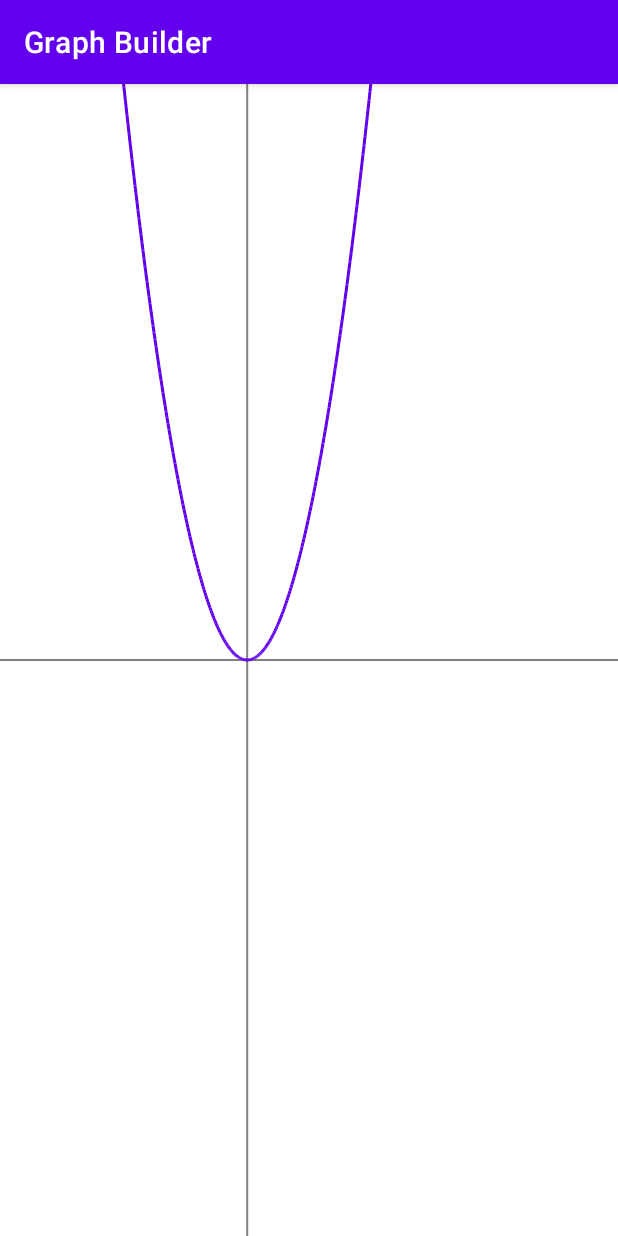
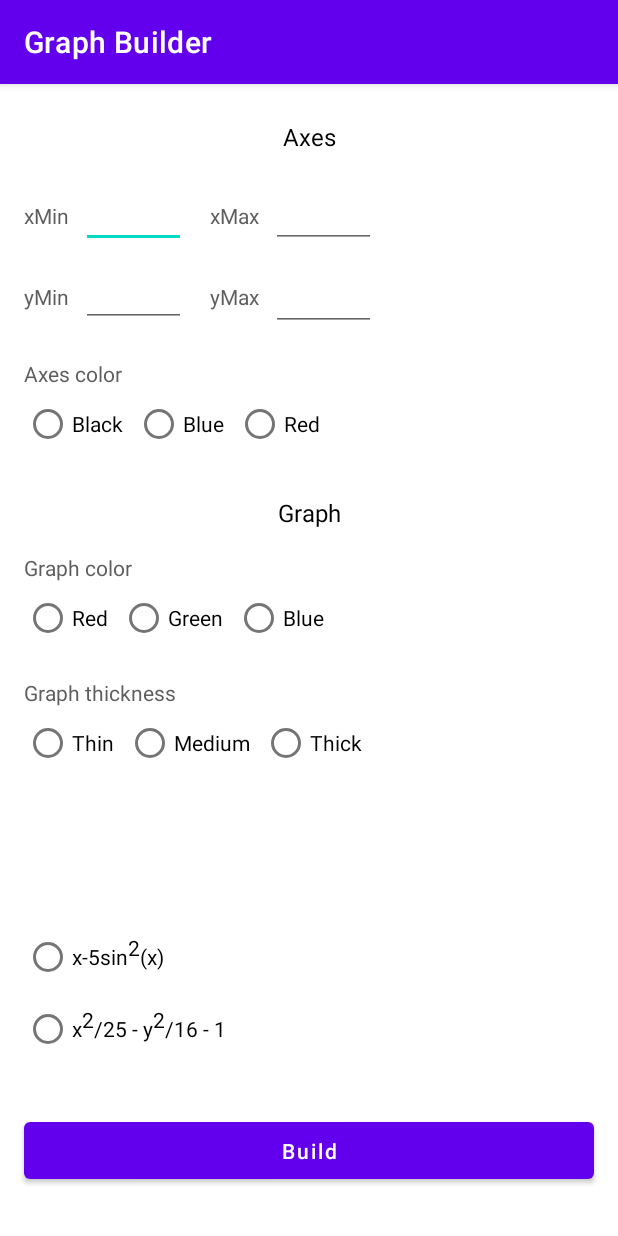
Before and after one commit to Dilyara2706/GraphBuilder, an Android app: the screen it shows after launch (MainActivity before the commit, SettingsActivity after it), on a phone screen of 412 x 824 dp. Run offline under Robolectric (Android 15) with nearby library versions, the phone set to English and light mode, and no system bars.

Commit message:
settings view

```diff
--- a/app/src/main/AndroidManifest.xml
+++ b/app/src/main/AndroidManifest.xml
@@ -9,13 +9,15 @@
         android:roundIcon="@mipmap/ic_launcher_round"
         android:supportsRtl="true"
         android:theme="@style/Theme.GraphBuilder">
-        <activity android:name=".MainActivity">
+        <activity android:name=".activity.SettingsActivity">
             <intent-filter>
                 <action android:name="android.intent.action.MAIN" />
 
                 <category android:name="android.intent.category.LAUNCHER" />
             </intent-filter>
         </activity>
+
+        <activity android:name=".activity.GraphActivity" />
     </application>
 
 </manifest>
--- a/app/src/main/java/com/dilyara/graphbuilder/CoordinatesConverter.kt
+++ /dev/null
@@ -1,20 +0,0 @@
-package com.dilyara.graphbuilder
-
-class CoordinatesConverter(
-        var xMin: Float,
-        var xMax: Float,
-        var yMin: Float,
-        var yMax: Float,
-        var width: Int,
-        var height: Int
-) {
-
-    fun xToScreen(x: Float) : Float = (width.toFloat() / (xMax - xMin) * (x - xMin))
-
-    fun yToScreen(y: Float) : Float = (height.toFloat() / (yMax - yMin) * (yMax - y))
-
-    fun xToCartesian(x: Int) : Float = x * (xMax - xMin) / width.toFloat() + xMin
-
-    fun yToCartesian(y: Int) : Float = yMax - y * (yMax - yMin) / height.toFloat()
-
-}
--- a/app/src/main/java/com/dilyara/graphbuilder/MainActivity.kt
+++ b/app/src/main/java/com/dilyara/graphbuilder/activity/GraphActivity.kt
@@ -1,27 +1,27 @@
-package com.dilyara.graphbuilder
+package com.dilyara.graphbuilder.activity
 
 import android.os.Bundle
 import androidx.appcompat.app.AppCompatActivity
+import com.dilyara.graphbuilder.R
 import com.dilyara.graphbuilder.view.CartesianPainter
 
-class MainActivity : AppCompatActivity() {
+class GraphActivity : AppCompatActivity() {
 
     private lateinit var painter: CartesianPainter
 
     override fun onCreate(savedInstanceState: Bundle?) {
         super.onCreate(savedInstanceState)
-        setContentView(R.layout.activity_main)
-
-        painter = findViewById<CartesianPainter>(R.id.painter)
-    }
-
-    override fun onStart() {
+        setContentView(R.layout.activity_graph)
+        initViews()
 
         painter.setBounds(-2f, 3f, -1f, 1f)
         painter.drawByFunction { x ->
             x * x
         }
 
-        super.onStart()
+    }
+
+    private fun initViews(){
+        painter = findViewById(R.id.painter)
     }
 }
--- /dev/null
+++ b/app/src/main/java/com/dilyara/graphbuilder/activity/SettingsActivity.kt
@@ -0,0 +1,28 @@
+package com.dilyara.graphbuilder.activity
+
+import androidx.appcompat.app.AppCompatActivity
+import android.os.Bundle
+import android.text.Html
+import android.widget.RadioButton
+import android.widget.TextView
+import com.dilyara.graphbuilder.R
+
+class SettingsActivity : AppCompatActivity() {
+
+    private lateinit var txtFunc1: RadioButton
+    private lateinit var txtFunc2: RadioButton
+
+    override fun onCreate(savedInstanceState: Bundle?) {
+        super.onCreate(savedInstanceState)
+        setContentView(R.layout.activity_settings)
+        initViews()
+
+        txtFunc1.text = Html.fromHtml("x-5sin<sup>2</sup>(x)", Html.FROM_HTML_MODE_COMPACT)
+        txtFunc2.text = Html.fromHtml("x<sup>2</sup>/25 - y<sup>2</sup>/16 - 1", Html.FROM_HTML_MODE_COMPACT)
+    }
+
+    private fun initViews(){
+        txtFunc1 = findViewById(R.id.rbtn_func_1)
+        txtFunc2 = findViewById(R.id.rbtn_func_2)
+    }
+}
--- a/app/src/main/java/com/dilyara/graphbuilder/view/CartesianPainter.kt
+++ b/app/src/main/java/com/dilyara/graphbuilder/view/CartesianPainter.kt
@@ -6,7 +6,6 @@ import android.graphics.Color
 import android.graphics.Paint
 import android.util.AttributeSet
 import android.view.View
-import com.dilyara.graphbuilder.CoordinatesConverter
 import com.dilyara.graphbuilder.R
 
 class CartesianPainter : View {
@@ -59,7 +58,6 @@ class CartesianPainter : View {
 
         axesPaint = Paint(Paint.ANTI_ALIAS_FLAG)
         axesPaint.style = Paint.Style.STROKE
-
 
         if (set == null) return
 
--- /dev/null
+++ b/app/src/main/java/com/dilyara/graphbuilder/view/CoordinatesConverter.kt
@@ -0,0 +1,20 @@
+package com.dilyara.graphbuilder.view
+
+class CoordinatesConverter(
+        var xMin: Float,
+        var xMax: Float,
+        var yMin: Float,
+        var yMax: Float,
+        var width: Int,
+        var height: Int
+) {
+
+    fun xToScreen(x: Float): Float = (width.toFloat() / (xMax - xMin) * (x - xMin))
+
+    fun yToScreen(y: Float): Float = (height.toFloat() / (yMax - yMin) * (yMax - y))
+
+    fun xToCartesian(x: Int): Float = x * (xMax - xMin) / width.toFloat() + xMin
+
+    fun yToCartesian(y: Int): Float = yMax - y * (yMax - yMin) / height.toFloat()
+
+}
--- a/app/src/main/res/layout/activity_main.xml
+++ b/app/src/main/res/layout/activity_graph.xml
@@ -4,7 +4,7 @@
     xmlns:tools="http://schemas.android.com/tools"
     android:layout_width="match_parent"
     android:layout_height="match_parent"
-    tools:context=".MainActivity">
+    tools:context=".activity.GraphActivity">
 
     <com.dilyara.graphbuilder.view.CartesianPainter
         android:id="@+id/painter"
--- /dev/null
+++ b/app/src/main/res/layout/activity_settings.xml
@@ -0,0 +1,327 @@
+<?xml version="1.0" encoding="utf-8"?>
+<ScrollView xmlns:android="http://schemas.android.com/apk/res/android"
+    xmlns:app="http://schemas.android.com/apk/res-auto"
+    xmlns:tools="http://schemas.android.com/tools"
+    android:layout_width="match_parent"
+    android:layout_height="match_parent"
+    android:fillViewport="true"
+    tools:context=".activity.SettingsActivity">
+
+    <androidx.constraintlayout.widget.ConstraintLayout
+        android:layout_width="match_parent"
+        android:layout_height="wrap_content">
+
+        <TextView
+            android:id="@+id/textView"
+            android:layout_width="wrap_content"
+            android:layout_height="wrap_content"
+            android:layout_marginStart="16dp"
+            android:layout_marginTop="24dp"
+            android:layout_marginEnd="16dp"
+            android:text="@string/axes"
+            android:textAppearance="@style/txt_h1"
+            app:layout_constraintEnd_toEndOf="parent"
+            app:layout_constraintStart_toStartOf="parent"
+            app:layout_constraintTop_toTopOf="parent" />
+
+        <Button
+            android:id="@+id/btn_build"
+            android:layout_width="0dp"
+            android:layout_height="50dp"
+            android:layout_marginStart="@dimen/btn_margin"
+            android:layout_marginEnd="@dimen/btn_margin"
+            android:layout_marginBottom="32dp"
+            android:text="@string/build"
+            android:textAllCaps="false"
+            app:layout_constraintBottom_toBottomOf="parent"
+            app:layout_constraintEnd_toEndOf="parent"
+            app:layout_constraintStart_toStartOf="parent" />
+
+
+        <TextView
+            android:id="@+id/txt_x_min"
+            android:layout_width="wrap_content"
+            android:layout_height="22dp"
+            android:layout_marginStart="@dimen/btn_margin"
+            android:layout_marginTop="32dp"
+            android:text="@string/xmin"
+            android:textAppearance="@style/txt_h2"
+            app:layout_constraintEnd_toStartOf="@+id/editTextNumberSigned"
+            app:layout_constraintHorizontal_bias="0.0"
+            app:layout_constraintHorizontal_chainStyle="packed"
+            app:layout_constraintStart_toStartOf="parent"
+            app:layout_constraintTop_toBottomOf="@+id/textView" />
+
+        <EditText
+            android:id="@+id/editTextNumberSigned"
+            android:layout_width="70dp"
+            android:layout_height="wrap_content"
+            android:layout_marginStart="8dp"
+            android:ems="10"
+            android:inputType="numberSigned|numberDecimal"
+            android:textAppearance="@style/txt_h2"
+            app:layout_constraintBottom_toBottomOf="@+id/txt_x_min"
+            app:layout_constraintEnd_toStartOf="@+id/txt_x_max"
+            app:layout_constraintHorizontal_bias="0.0"
+            app:layout_constraintStart_toEndOf="@+id/txt_x_min"
+            app:layout_constraintTop_toTopOf="@+id/txt_x_min" />
+
+        <TextView
+            android:id="@+id/txt_x_max"
+            android:layout_width="wrap_content"
+            android:layout_height="wrap_content"
+            android:layout_marginStart="16dp"
+            android:text="@string/xmax"
+            android:textAppearance="@style/txt_h2"
+            app:layout_constraintEnd_toStartOf="@+id/editTextNumberSigned3"
+            app:layout_constraintHorizontal_bias="0.0"
+            app:layout_constraintStart_toEndOf="@+id/editTextNumberSigned"
+            app:layout_constraintTop_toTopOf="@+id/txt_x_min" />
+
+        <EditText
+            android:id="@+id/editTextNumberSigned3"
+            android:layout_width="70dp"
+            android:layout_height="wrap_content"
+            android:layout_marginStart="8dp"
+            android:layout_marginEnd="16dp"
+            android:ems="10"
+            android:inputType="numberSigned|numberDecimal"
+            android:textAppearance="@style/txt_h2"
+            app:layout_constraintBottom_toBottomOf="@+id/txt_x_min"
+            app:layout_constraintEnd_toEndOf="parent"
+            app:layout_constraintHorizontal_bias="0.0"
+            app:layout_constraintStart_toEndOf="@+id/txt_x_max"
+            app:layout_constraintTop_toTopOf="@+id/txt_x_min" />
+
+
+        <TextView
+            android:id="@+id/txt_y_min"
+            android:layout_width="wrap_content"
+            android:layout_height="wrap_content"
+            android:layout_marginStart="16dp"
+            android:layout_marginTop="32dp"
+            android:text="yMin"
+            android:textAppearance="@style/txt_h2"
+            app:layout_constraintEnd_toStartOf="@+id/editTextNumberDecimal"
+            app:layout_constraintHorizontal_bias="0"
+            app:layout_constraintHorizontal_chainStyle="packed"
+            app:layout_constraintStart_toStartOf="parent"
+            app:layout_constraintTop_toBottomOf="@+id/txt_x_min" />
+
+        <EditText
+            android:id="@+id/editTextNumberDecimal"
+            android:layout_width="70dp"
+            android:layout_height="wrap_content"
+            android:layout_marginStart="8dp"
+            android:ems="10"
+            android:inputType="numberDecimal"
+            android:textAppearance="@style/txt_h2"
+            app:layout_constraintBottom_toBottomOf="@+id/txt_y_min"
+            app:layout_constraintEnd_toStartOf="@+id/txt_y_max"
+            app:layout_constraintHorizontal_bias="0"
+            app:layout_constraintStart_toEndOf="@+id/txt_y_min"
+            app:layout_constraintTop_toTopOf="@+id/txt_y_min" />
+
+        <TextView
+            android:id="@+id/txt_y_max"
+            android:layout_width="wrap_content"
+            android:layout_height="wrap_content"
+            android:layout_marginStart="16dp"
+            android:text="yMax"
+            android:textAppearance="@style/txt_h2"
+            app:layout_constraintBottom_toBottomOf="@+id/txt_y_min"
+            app:layout_constraintEnd_toStartOf="@+id/editTextNumberDecimal2"
+            app:layout_constraintHorizontal_bias="0"
+            app:layout_constraintStart_toEndOf="@+id/editTextNumberDecimal"
+            app:layout_constraintTop_toTopOf="@+id/txt_y_min" />
+
+        <EditText
+            android:id="@+id/editTextNumberDecimal2"
+            android:layout_width="70dp"
+            android:layout_height="wrap_content"
+            android:layout_marginStart="8dp"
+            android:ems="10"
+            android:inputType="numberDecimal"
+            app:layout_constraintBottom_toBottomOf="@+id/txt_y_max"
+            app:layout_constraintEnd_toEndOf="parent"
+            app:layout_constraintHorizontal_bias="0"
+            app:layout_constraintStart_toEndOf="@+id/txt_y_max"
+            app:layout_constraintTop_toTopOf="@+id/txt_y_max" />
+
+        <TextView
+            android:id="@+id/textView7"
+            android:layout_width="wrap_content"
+            android:layout_height="wrap_content"
+            android:layout_marginStart="16dp"
+            android:layout_marginTop="32dp"
+            android:text="@string/axes_color"
+            android:textAppearance="@style/txt_h2"
+            app:layout_constraintStart_toStartOf="parent"
+            app:layout_constraintTop_toBottomOf="@+id/txt_y_min" />
+
+        <RadioGroup
+            android:id="@+id/radioGroup"
+            android:layout_width="wrap_content"
+            android:layout_height="32dp"
+            android:layout_marginStart="16dp"
+            android:layout_marginTop="8dp"
+            android:orientation="horizontal"
+            app:layout_constraintEnd_toEndOf="parent"
+            app:layout_constraintHorizontal_bias="0.0"
+            app:layout_constraintStart_toStartOf="parent"
+            app:layout_constraintTop_toBottomOf="@+id/textView7">
+
+
+            <RadioButton
+                android:id="@+id/rbtn_axes_black"
+                android:layout_width="match_parent"
+                android:layout_height="wrap_content"
+                android:text="@string/black" />
+
+            <RadioButton
+                android:id="@+id/rbtn_axes_blue"
+                android:layout_width="match_parent"
+                android:layout_height="wrap_content"
+                android:layout_marginStart="8dp"
+                android:text="@string/blue" />
+
+            <RadioButton
+                android:id="@+id/rbtn_axes_red"
+                android:layout_width="match_parent"
+                android:layout_height="wrap_content"
+                android:layout_marginStart="8dp"
+                android:text="@string/red" />
+        </RadioGroup>
+
+        <TextView
+            android:id="@+id/textView8"
+            android:layout_width="wrap_content"
+            android:layout_height="wrap_content"
+            android:layout_marginTop="32dp"
+            android:text="@string/graph"
+            android:textAppearance="@style/txt_h1"
+            app:layout_constraintEnd_toEndOf="parent"
+            app:layout_constraintStart_toStartOf="parent"
+            app:layout_constraintTop_toBottomOf="@+id/radioGroup" />
+
+        <TextView
+            android:id="@+id/textView9"
+            android:layout_width="wrap_content"
+            android:layout_height="wrap_content"
+            android:layout_marginStart="16dp"
+            android:layout_marginTop="16dp"
+            android:text="@string/graph_color"
+            android:textAppearance="@style/txt_h2"
+            app:layout_constraintStart_toStartOf="parent"
+            app:layout_constraintTop_toBottomOf="@+id/textView8" />
+
+        <RadioGroup
+            android:id="@+id/radioGroup3"
+            android:layout_width="wrap_content"
+            android:layout_height="32dp"
+            android:layout_marginStart="16dp"
+            android:layout_marginTop="8dp"
+            android:layout_marginEnd="16dp"
+            android:orientation="horizontal"
+            app:layout_constraintEnd_toEndOf="parent"
+            app:layout_constraintHorizontal_bias="0.0"
+            app:layout_constraintStart_toStartOf="parent"
+            app:layout_constraintTop_toBottomOf="@+id/textView9">
+
+            <RadioButton
+                android:id="@+id/rbtn_graph_red"
+                android:layout_width="match_parent"
+                android:layout_height="wrap_content"
+                android:text="@string/red" />
+
+            <RadioButton
+                android:id="@+id/rbtn_graph_green"
+                android:layout_width="match_parent"
+                android:layout_height="wrap_content"
+                android:layout_marginStart="8dp"
+                android:text="@string/green" />
+
+            <RadioButton
+                android:id="@+id/rbtn_graph_blue"
+                android:layout_width="match_parent"
+                android:layout_height="wrap_content"
+                android:layout_marginStart="8dp"
+                android:text="@string/blue" />
+        </RadioGroup>
+
+        <TextView
+            android:id="@+id/textView10"
+            android:layout_width="wrap_content"
+            android:layout_height="wrap_content"
+            android:layout_marginStart="16dp"
+            android:layout_marginTop="24dp"
+            android:text="@string/graph_thickness"
+            android:textAppearance="@style/txt_h2"
+            app:layout_constraintStart_toStartOf="parent"
+            app:layout_constraintTop_toBottomOf="@+id/radioGroup3" />
+
+        <RadioGroup
+            android:id="@+id/radioGroup4"
+            android:layout_width="wrap_content"
+            android:layout_height="32dp"
+            android:layout_marginStart="16dp"
+            android:layout_marginTop="8dp"
+            android:layout_marginEnd="16dp"
+            android:orientation="horizontal"
+            app:layout_constraintEnd_toEndOf="parent"
+            app:layout_constraintHorizontal_bias="0.0"
+            app:layout_constraintStart_toStartOf="parent"
+            app:layout_constraintTop_toBottomOf="@+id/textView10">
+
+            <RadioButton
+                android:id="@+id/rbtn_graph_thin"
+                android:layout_width="match_parent"
+                android:layout_height="wrap_content"
+                android:text="@string/thin" />
+
+            <RadioButton
+                android:id="@+id/rbtn_graph_medium"
+                android:layout_width="match_parent"
+                android:layout_height="wrap_content"
+                android:layout_marginStart="8dp"
+                android:text="@string/medium" />
+
+            <RadioButton
+                android:id="@+id/rbtn_graph_thick"
+                android:layout_width="match_parent"
+                android:layout_height="wrap_content"
+                android:layout_marginStart="8dp"
+                android:text="@string/thick" />
+        </RadioGroup>
+
+        <RadioGroup
+            android:layout_width="wrap_content"
+            android:layout_height="wrap_content"
+            android:layout_marginStart="16dp"
+            android:layout_marginTop="32dp"
+            android:layout_marginBottom="32dp"
+            app:layout_constraintBottom_toTopOf="@+id/btn_build"
+            app:layout_constraintEnd_toEndOf="parent"
+            app:layout_constraintHorizontal_bias="0.0"
+            app:layout_constraintStart_toStartOf="parent"
+            app:layout_constraintTop_toBottomOf="@+id/radioGroup4"
+            app:layout_constraintVertical_bias="1.0">
+
+            <RadioButton
+                android:id="@+id/rbtn_func_1"
+                android:layout_width="match_parent"
+                android:layout_height="wrap_content"
+                android:text="x-5sin^2(x)" />
+
+            <RadioButton
+                android:id="@+id/rbtn_func_2"
+                android:layout_width="match_parent"
+                android:layout_height="wrap_content"
+                android:text="x^2/25 - y^2/16 - 1" />
+        </RadioGroup>
+
+
+    </androidx.constraintlayout.widget.ConstraintLayout>
+
+
+</ScrollView>
--- a/app/src/main/res/values/colors.xml
+++ b/app/src/main/res/values/colors.xml
@@ -7,6 +7,6 @@
     <color name="teal_100">#1A03DAC5</color>
     <color name="teal_700">#FF018786</color>
     <color name="black">#FF000000</color>
-    <color name="grey">#808080</color>
+    <color name="grey">#5E5E5E</color>
     <color name="white">#FFFFFFFF</color>
 </resources>
--- /dev/null
+++ b/app/src/main/res/values/dimens.xml
@@ -0,0 +1,4 @@
+<?xml version="1.0" encoding="utf-8"?>
+<resources>
+    <dimen name="btn_margin">16dp</dimen>
+</resources>
--- a/app/src/main/res/values/strings.xml
+++ b/app/src/main/res/values/strings.xml
@@ -1,3 +1,18 @@
 <resources>
     <string name="app_name">Graph Builder</string>
+    <string name="build">Build</string>
+    <string name="axes">Axes</string>
+    <string name="xmin" translatable="false">xMin</string>
+    <string name="xmax" translatable="false">xMax</string>
+    <string name="axes_color">Axes color</string>
+    <string name="black">Black</string>
+    <string name="blue">Blue</string>
+    <string name="red">Red</string>
+    <string name="graph">Graph</string>
+    <string name="green">Green</string>
+    <string name="graph_color">Graph color</string>
+    <string name="graph_thickness">Graph thickness</string>
+    <string name="thin">Thin</string>
+    <string name="medium">Medium</string>
+    <string name="thick">Thick</string>
 </resources>
--- /dev/null
+++ b/app/src/main/res/values/styles.xml
@@ -0,0 +1,13 @@
+<?xml version="1.0" encoding="utf-8"?>
+<resources>
+
+    <style name="txt_h1">
+        <item name="android:textSize">16sp</item>
+    </style>
+
+    <style name="txt_h2">
+        <item name="android:textSize">14sp</item>
+        <item name="android:textColor">@color/grey</item>
+    </style>
+
+</resources>
```
Also changed, not shown: 1 other file.
